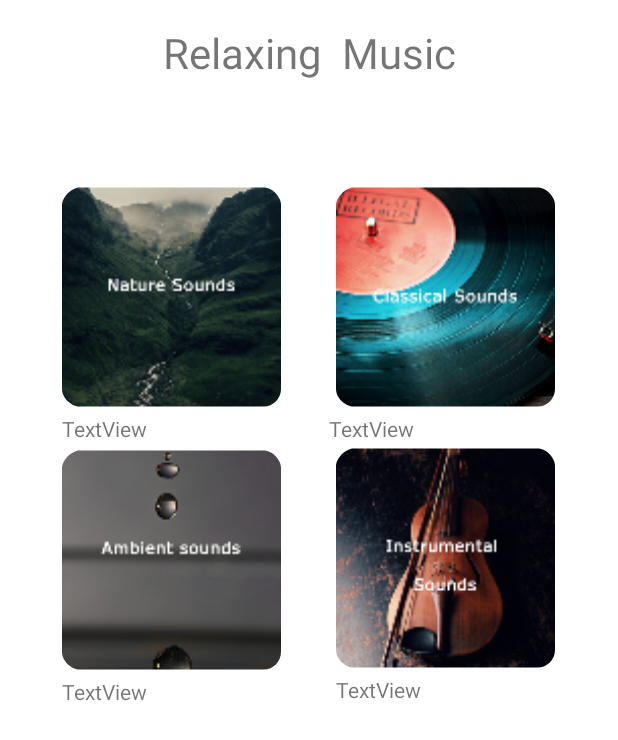
After one commit to wc4you/WeCareForYou_1, an Android app: the layout activity_music.xml on its own in the app's theme, with its tools: preview values and no code run, on a phone screen of 412 x 824 dp. The commit adds this screen. Shown: the top 740 px of the screen. Run offline under Robolectric (Android 15) with nearby library versions, the phone set to English and light mode, and no system bars.

Commit message:
commit 5

```diff
--- a/app/src/main/AndroidManifest.xml
+++ b/app/src/main/AndroidManifest.xml
@@ -1,7 +1,9 @@
 <?xml version="1.0" encoding="utf-8"?>
 <manifest xmlns:android="http://schemas.android.com/apk/res/android"
     package="com.iabug.wecareforyou">
-    <uses-permission android:name="android.permission.INTERNET"/>
+
+    <uses-permission android:name="android.permission.INTERNET" />
+
     <application
         android:allowBackup="true"
         android:icon="@mipmap/ic_launcher"
--- a/app/src/main/java/com/iabug/wecareforyou/MusicActivity.java
+++ b/app/src/main/java/com/iabug/wecareforyou/MusicActivity.java
@@ -3,23 +3,12 @@ package com.iabug.wecareforyou;
 import androidx.appcompat.app.AppCompatActivity;
 
 import android.os.Bundle;
-import android.widget.ImageView;
 
 public class MusicActivity extends AppCompatActivity {
-    ImageView natureimg;
-    ImageView classicalimg;
-    ImageView instrumentalimg;
-    ImageView ambientimg;
-
 
     @Override
     protected void onCreate(Bundle savedInstanceState) {
         super.onCreate(savedInstanceState);
         setContentView(R.layout.activity_music);
-        natureimg=(ImageView)findViewById(R.id.natureimg);
-        classicalimg=(ImageView)findViewById(R.id.classicalimg);
-        instrumentalimg=(ImageView) findViewById(R.id.instrumentalimg);
-        ambientimg=(ImageView) findViewById(R.id.ambientimg);
-
     }
 }
--- /dev/null
+++ b/app/src/main/res/layout/activity_music.xml
@@ -0,0 +1,101 @@
+<?xml version="1.0" encoding="utf-8"?>
+<androidx.constraintlayout.widget.ConstraintLayout xmlns:android="http://schemas.android.com/apk/res/android"
+    xmlns:app="http://schemas.android.com/apk/res-auto"
+    xmlns:tools="http://schemas.android.com/tools"
+    android:layout_width="match_parent"
+    android:layout_height="match_parent"
+    tools:context=".MusicActivity">
+
+    <TextView
+        android:id="@+id/textView6"
+        android:layout_width="221dp"
+        android:layout_height="70dp"
+        android:gravity="center"
+        android:text="Relaxing  Music"
+        android:textSize="28sp"
+        app:layout_constraintEnd_toEndOf="parent"
+        app:layout_constraintStart_toStartOf="parent"
+        app:layout_constraintTop_toTopOf="parent" />
+
+    <androidx.constraintlayout.widget.ConstraintLayout
+        android:layout_width="400dp"
+        android:layout_height="654dp"
+        app:layout_constraintBottom_toBottomOf="parent"
+        app:layout_constraintEnd_toEndOf="parent"
+        app:layout_constraintStart_toStartOf="parent"
+        app:layout_constraintTop_toBottomOf="@+id/textView6">
+
+        <ImageView
+            android:id="@+id/imageView2"
+            android:layout_width="146dp"
+            android:layout_height="156dp"
+            android:layout_marginLeft="35dp"
+            app:layout_constraintStart_toStartOf="parent"
+            app:layout_constraintTop_toTopOf="parent"
+            app:srcCompat="@mipmap/ic_launcher_natureimage" />
+
+        <ImageView
+            android:id="@+id/imageView3"
+            android:layout_width="146dp"
+            android:layout_height="156dp"
+            app:layout_constraintEnd_toEndOf="parent"
+            app:layout_constraintStart_toEndOf="@+id/imageView2"
+            app:srcCompat="@mipmap/ic_launcher_classicalimage"
+            tools:ignore="MissingConstraints" />
+
+        <TextView
+            android:id="@+id/textView7"
+            android:layout_width="wrap_content"
+            android:layout_height="wrap_content"
+            android:text="TextView"
+            android:layout_marginLeft="35dp"
+            app:layout_constraintStart_toStartOf="parent"
+            app:layout_constraintTop_toBottomOf="@+id/imageView2" />
+
+        <TextView
+            android:id="@+id/textView8"
+            android:layout_width="65dp"
+            android:layout_height="18dp"
+            android:text="TextView"
+            app:layout_constraintEnd_toEndOf="parent"
+            app:layout_constraintStart_toEndOf="@+id/textView7"
+            app:layout_constraintTop_toBottomOf="@+id/imageView3" />
+
+        <ImageView
+            android:id="@+id/imageView6"
+            android:layout_width="146dp"
+            android:layout_height="156dp"
+            android:layout_marginLeft="35dp"
+            app:layout_constraintStart_toStartOf="parent"
+            app:layout_constraintTop_toBottomOf="@+id/textView7"
+            app:srcCompat="@mipmap/ic_launcher_ambientimage" />
+
+        <ImageView
+            android:id="@+id/imageView7"
+            android:layout_width="146dp"
+            android:layout_height="156dp"
+            app:layout_constraintEnd_toEndOf="parent"
+            app:layout_constraintStart_toEndOf="@+id/imageView6"
+            app:layout_constraintTop_toBottomOf="@+id/textView8"
+            app:srcCompat="@mipmap/ic_launcher_instrumentalimage" />
+
+        <TextView
+            android:id="@+id/textView9"
+            android:layout_width="wrap_content"
+            android:layout_height="wrap_content"
+            android:text="TextView"
+            android:layout_marginLeft="35dp"
+            app:layout_constraintStart_toStartOf="parent"
+            app:layout_constraintTop_toBottomOf="@+id/imageView6" />
+
+        <TextView
+            android:id="@+id/textView10"
+            android:layout_width="wrap_content"
+            android:layout_height="wrap_content"
+            android:text="TextView"
+            app:layout_constraintEnd_toEndOf="parent"
+            app:layout_constraintStart_toEndOf="@+id/textView9"
+            app:layout_constraintTop_toBottomOf="@+id/imageView7" />
+
+    </androidx.constraintlayout.widget.ConstraintLayout>
+</androidx.constraintlayout.widget.ConstraintLayout>
```
